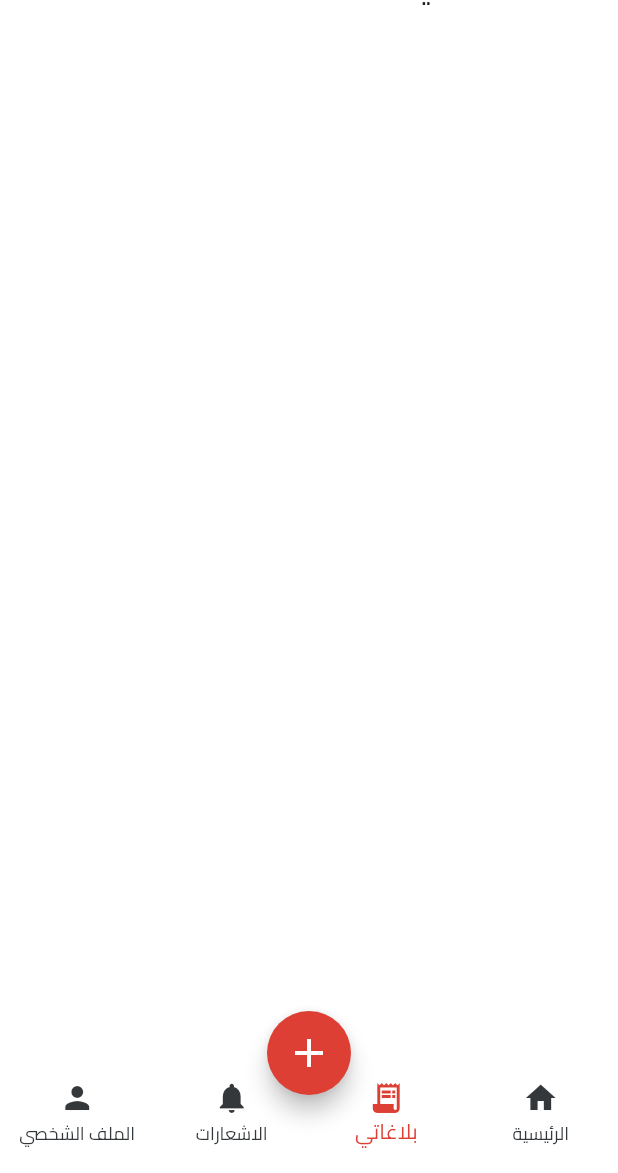
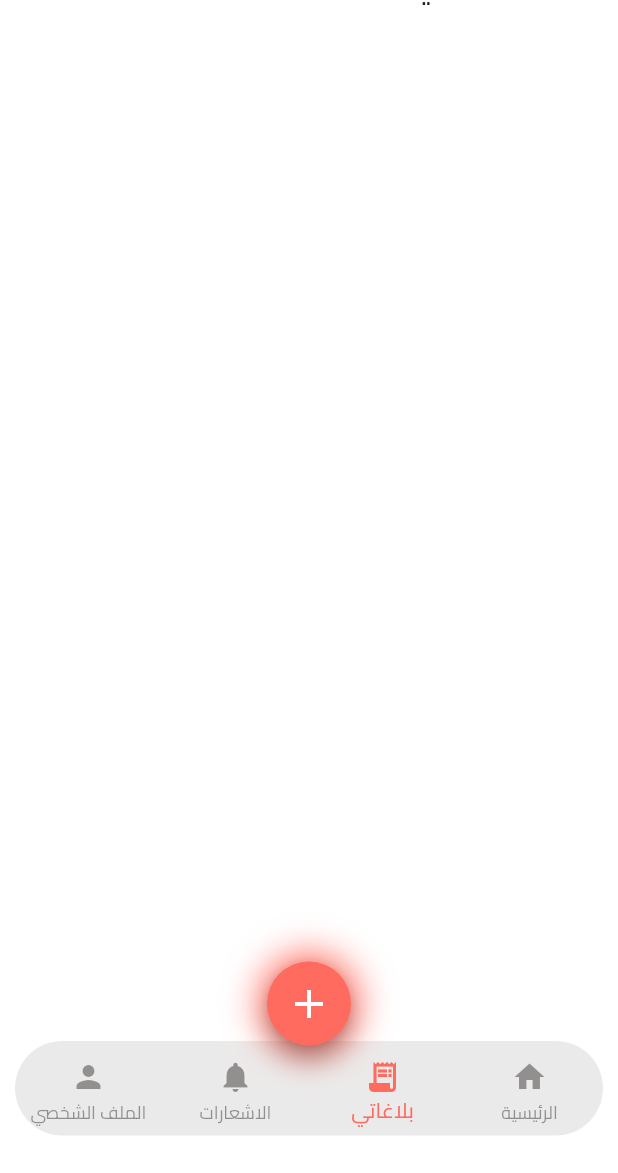
Before and after one commit to mahmoudmohamedemaraa/Team-dpi-, a Flutter app: the MainScreen screen opened directly, item 2 of the bottom bar chosen, on a phone screen of 412 x 824 dp, the part 63-1236 px from its top. Run offline on Flutter 3.47's test engine with Material 3 defaults, Android fonts, the phone set to English and light mode, and no system bars; our stand-ins replace awesome_snackbar_content, bloc, cloud_firestore, dartz, firebase_auth, firebase_core and 4 more; accounts and stored records are empty.

Commit message:
update main screen

```diff
--- a/lib/features/auth/presentation/views/widgets/main_screen.dart
+++ b/lib/features/auth/presentation/views/widgets/main_screen.dart
@@ -1,97 +1,102 @@
-import 'package:depi_project/app_theme.dart';
 import 'package:depi_project/features/auth/presentation/views/widgets/home_widget/home_layout.dart';
 import 'package:depi_project/features/auth/presentation/views/widgets/notifications_body.dart';
+import 'package:depi_project/features/auth/presentation/views/widgets/profile_body.dart';
 import 'package:depi_project/features/auth/presentation/views/widgets/repports_body.dart';
-import 'package:depi_project/features/auth/presentation/views/widgets/profile_body.dart';
 import 'package:depi_project/features/auth/presentation/views/widgets/submit_report_body.dart';
 import 'package:flutter/material.dart';
 
 class MainScreen extends StatefulWidget {
+  const MainScreen({super.key});
 
   @override
   State<MainScreen> createState() => _MainScreenState();
 }
 
 class _MainScreenState extends State<MainScreen> {
-  List <Widget> screens =[
-    HomeLayout(),
-    RepportsBody(),
-   // SubmitReportBody(),
-    NotificationsBody(),
-    ProfileBody(),
+  int currentIndex = 0;
+
+  final List<Widget> screens = [
+    const HomeLayout(),
+    const RepportsBody(),
+    const NotificationsBody(),
+    const ProfileBody(),
   ];
-  int currentIndex =0;
 
   @override
   Widget build(BuildContext context) {
-    return Scaffold(
-      backgroundColor: AppTheme.white,
-      extendBodyBehindAppBar: true,
-      bottomNavigationBar: ClipRRect(
-          borderRadius: BorderRadiusGeometry.only(
-            topLeft: Radius.circular(20),
-            topRight: Radius.circular(20)
+    return SafeArea(
+      bottom: false,
+      top: false,
+
+      child: Scaffold(
+        extendBody: true,
+        backgroundColor: const Color.fromARGB(255, 255, 255, 255), // خلفية غامقة أنيقة
+        body: screens[currentIndex],
+
+        // 🔸 الزر العائم في المنتصف (أحمر متوهج)
+        floatingActionButton: Container(
+          decoration: const BoxDecoration(
+            shape: BoxShape.circle,
+            boxShadow: [
+              BoxShadow(
+                color: Color(0xFFFF6B5E), // توهج أحمر
+                blurRadius: 20,
+                spreadRadius: 5,
               ),
-          child: BottomAppBar(
-            shape: CircularNotchedRectangle(),
-            notchMargin: 10,
-            clipBehavior: Clip.antiAliasWithSaveLayer,
-            color: Colors.transparent,
-            padding: EdgeInsets.zero,
-            elevation: 0,
-            child: SizedBox(
-              height: 60,
+            ],
+          ),
+          child: FloatingActionButton(
+            backgroundColor: const Color(0xFFFF6B5E),
+            elevation: 6,
+            shape: const CircleBorder(),
+            onPressed: () {
+              showModalBottomSheet(
+                context: context,
+                isScrollControlled: true,
+                backgroundColor: Colors.transparent,
+                builder: (context) => const SubmitReportBody(),
+              );
+            },
+            child: const Icon(Icons.add, size: 32, color: Colors.white),
+          ),
+        ),
+        floatingActionButtonLocation: FloatingActionButtonLocation.centerDocked,
+
+        // 🔸 الشريط السفلي
+     bottomNavigationBar: Container(
+      padding: EdgeInsets.only(top: 5,),
+  margin: EdgeInsets.symmetric(horizontal: 10, vertical: 25),
+  decoration: BoxDecoration(
+    color: Color.fromARGB(255, 235, 234, 234) ,
+    borderRadius: BorderRadius.circular(40),
+
+
+  ),
+  child: Container(
+    child: ClipRRect(
+      borderRadius: BorderRadius.circular(30),
       child: BottomNavigationBar(
-                backgroundColor: Colors.transparent,
+        backgroundColor: const Color.fromARGB(0, 0, 0, 0),
         elevation: 0,
         type: BottomNavigationBarType.fixed,
         currentIndex: currentIndex,
-                selectedItemColor: AppTheme.primaryColor,
-                unselectedItemColor: AppTheme.black,
-                items: [
-                  BottomNavigationBarItem(
-                    icon: Icon(Icons.home),
-                    label: "الرئيسية",
-                    ),
-                    BottomNavigationBarItem(
-                    icon: Icon(Icons.receipt_long),
-                    label: "بلاغاتي",
-                    ),
-                    BottomNavigationBarItem(
-                    icon: Icon(Icons.notifications),
-                    label: "الاشعارات",
-                    ),
-                    BottomNavigationBarItem(
-                    icon: Icon(Icons.person),
-                    label: "الملف الشخصي",
-                    ),
+        selectedItemColor: const Color(0xFFFF6B5E),
+        unselectedItemColor: const Color.fromARGB(153, 86, 83, 83),
+        iconSize: 24,
+        onTap: (index) => setState(() => currentIndex = index),
+        items: const [
+          BottomNavigationBarItem(icon: Icon(Icons.home), label: "الرئيسية"),
+          BottomNavigationBarItem(icon: Icon(Icons.receipt_long), label: "بلاغاتي"),
+          BottomNavigationBarItem(icon: Icon(Icons.notifications), label: "الاشعارات"),
+          BottomNavigationBarItem(icon: Icon(Icons.person), label: "الملف الشخصي"),
         ],
-                onTap: (value) => setState(() {
-                  currentIndex= value;
-                }),
       ),
     ),
   ),
 ),
 
-        floatingActionButton: FloatingActionButton(
-          shape: CircleBorder(),
-          backgroundColor: AppTheme.primaryColor,
-          focusColor: AppTheme.primaryColor,
-          onPressed: () => showModalBottomSheet(
-            context: context,
-            isScrollControlled: true,
-             builder: (context) => SubmitReportBody(),
+
       ),
-             child:Icon(Icons.add,
-             size: 32,
-             color: AppTheme.white,
-             ) ,
-          ),
-          floatingActionButtonLocation: FloatingActionButtonLocation.centerDocked,
-          extendBody: true,
-       body: screens[currentIndex],
-
     );
   }
 }
```
Also changed, not shown: lib/features/auth/presentation/views/widgets/splash_view.dart (+98 -20 lines). Lines whose indentation alone changed are shown as unchanged.
